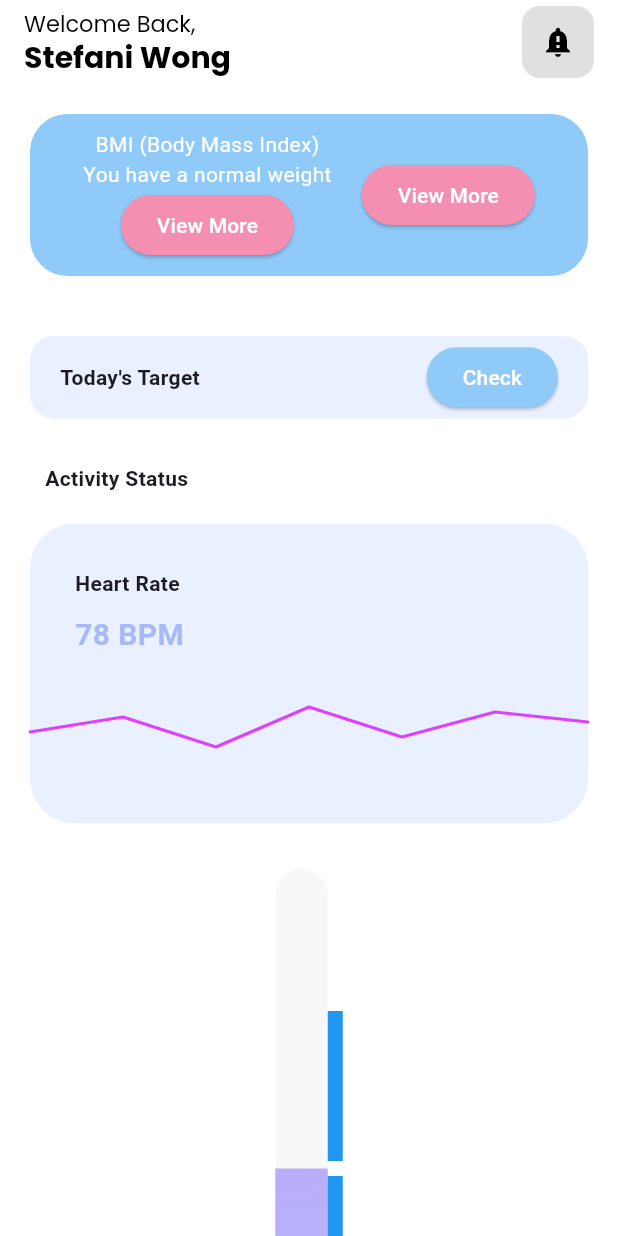
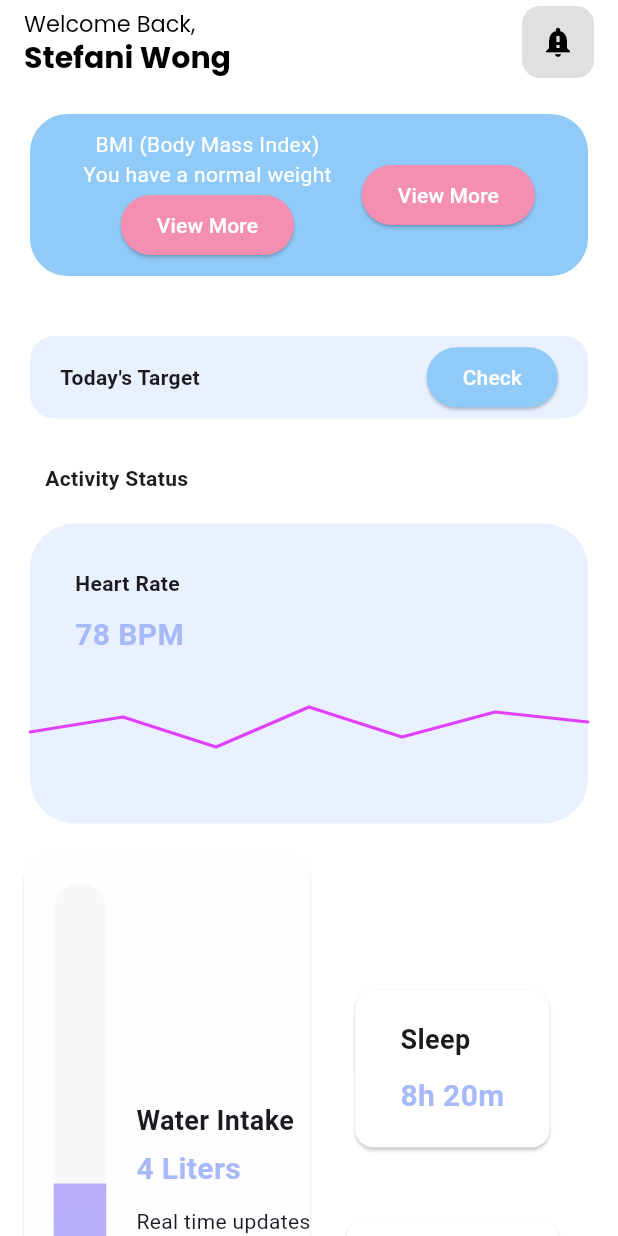
Before and after one commit to vLSunny/Pemrograman-Mobile, a Flutter app: the HomeContentScreen screen opened directly, on a phone screen of 412 x 824 dp. Run offline on Flutter 3.47's test engine with Material 3 defaults, Android fonts, the phone set to English and light mode, and no system bars; our stand-ins replace convex_bottom_bar, google_fonts, syncfusion_flutter_charts.

Commit message:
Updated Code

```diff
--- a/lib/screens/home_content_screen.dart
+++ b/lib/screens/home_content_screen.dart
@@ -264,16 +264,22 @@ class _HomeContentScreenState extends State<HomeContentScreen> {
                 mainAxisAlignment: MainAxisAlignment.center,
                 children: [
 
-                  Container(
+                  Material(
+                    elevation: 0.5,
+                    borderRadius: BorderRadius.all(Radius.circular(18)),
+                    child: Container(
+                      decoration: BoxDecoration(
+                        color: Colors.white70,
+                        borderRadius: BorderRadius.all(Radius.circular(18)),
+                      ),
                       child: Row(
                         children: [
 
                           Column(
                             children: [
 
-
                               Padding(
-                              padding: EdgeInsets.fromLTRB(0, 10, 0, 0),
+                                padding: EdgeInsets.fromLTRB(20, 20, 20, 0),
                                 child: Container(
                                   width: 35,
                                   height: 200,
@@ -284,7 +290,7 @@ class _HomeContentScreenState extends State<HomeContentScreen> {
                                 ),
                               ),
                               Padding(
-                              padding: EdgeInsets.fromLTRB(0, 0, 0, 10),
+                                padding: EdgeInsets.fromLTRB(20, 0, 20, 20),
                                 child: Container(
                                   width: 35,
                                   height: 200,
@@ -302,26 +308,43 @@ class _HomeContentScreenState extends State<HomeContentScreen> {
                             ],
                           ),
 
-                      ],
+                          Column(
+                            crossAxisAlignment: CrossAxisAlignment.start,
+                            children: [
+
+                              Text("Water Intake",
+                                style: TextStyle(
+                                  fontWeight: FontWeight.bold,
+                                  fontSize: 18,
                                 ),
                               ),
+                              Padding(
+                                padding: EdgeInsets.only(top: 5),
+                                child: Text("4 Liters",
+                                  style: TextStyle(
+                                    fontSize: 20,
+                                    fontWeight: FontWeight.bold,
+                                    color: Color(0xFFA7B9F7),
+                                  ),
+                                ),
+                              ),
+                              Padding(
+                                padding: EdgeInsets.only(top: 10),
+                                child: Text("Real time updates"),
+                              ),
+
+                              Row(
+                                children: [
 
                                   Column(
                                     children: [
-
-
-                      Container(
-                        width: 10,
-                        height: 100,
-                        color: Colors.blue,
+                                      Text("data"),
+                                    ],
                                   ),
-                      SizedBox(
-                        height: 10,
-                      ),
-                      Container(
-                        width: 10,
-                        height: 100,
-                        color: Colors.blue,
+                                  Column(
+                                    children: [
+                                      Text("data"),
+                                    ],
                                   ),
 
                                 ],
@@ -330,16 +353,96 @@ class _HomeContentScreenState extends State<HomeContentScreen> {
                             ],
                           ),
 
-              ClipRRect(
-                borderRadius: BorderRadius.circular(8),
-                child: Container(
-                  height: 10,
-                  child: LinearProgressIndicator(
-                    value: 0.35, // percent filled
-                    valueColor: AlwaysStoppedAnimation<Color>(Colors.orange),
-                    backgroundColor: Color(0xFFFFDAB8),
+
+                        ],
                       ),
                     ),
+                  ),
+
+                  Column(
+                    children: [
+
+                      Padding(
+                        padding: EdgeInsets.all(20),
+                        child: Card(
+                          elevation: 1,
+                          color: Colors.white,
+                          child: Padding(
+                            padding: EdgeInsets.fromLTRB(30, 20, 30, 20),
+                            child: Column(
+                              crossAxisAlignment: CrossAxisAlignment.start,
+                              children: [
+
+                                Text("Sleep",
+                                  style: TextStyle(
+                                    fontWeight: FontWeight.bold,
+                                    fontSize: 18,
+                                  ),
+                                ),
+                                Padding(
+                                  padding: EdgeInsets.only(top: 10),
+                                  child: Text("8h 20m",
+                                    style: TextStyle(
+                                      fontSize: 20,
+                                      fontWeight: FontWeight.bold,
+                                      color: Color(0xFFA7B9F7),
+                                    ),
+                                  ),
+                                ),
+
+                                //here
+
+                              ],
+                            ),
+                          ),
+                        ),
+                      ),
+
+                      Padding(
+                        padding: EdgeInsets.all(20),
+                        child: Card(
+                          elevation: 1,
+                          color: Colors.white,
+                          child: Padding(
+                            padding: EdgeInsets.fromLTRB(30, 20, 30, 20),
+                            child: Column(
+                              crossAxisAlignment: CrossAxisAlignment.start,
+                              children: [
+
+                                Text("Calories",
+                                  style: TextStyle(
+                                    fontWeight: FontWeight.bold,
+                                    fontSize: 18,
+                                  ),
+                                ),
+                                Padding(
+                                  padding: EdgeInsets.only(top: 10),
+                                  child: Text("760 kCal",
+                                    style: TextStyle(
+                                      fontSize: 20,
+                                      fontWeight: FontWeight.bold,
+                                      color: Color(0xFFA7B9F7),
+                                    ),
+                                  ),
+                                ),
+
+                                //here
+
+                              ],
+                            ),
+                          ),
+                        ),
+                      ),
+
+                    ],
+                  ),
+
+                ],
+              ),
+
+              Container(
+                width: 100,
+                height: 200,
               ),
 
             ],
```
Lines whose indentation alone changed are shown as unchanged.
